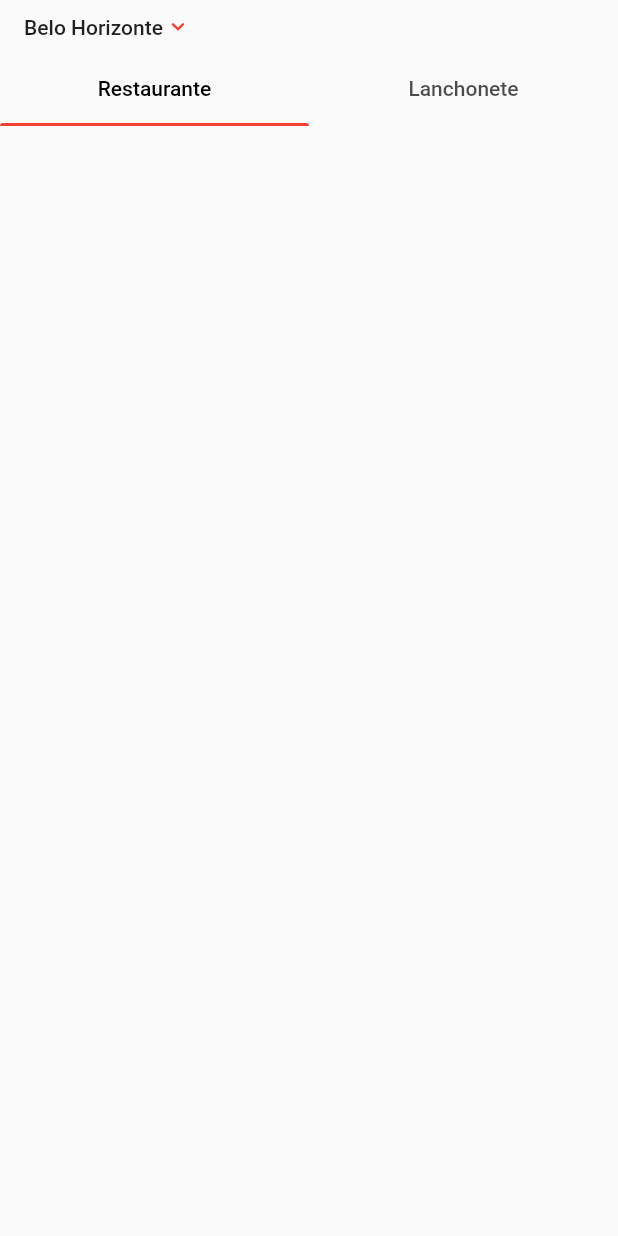
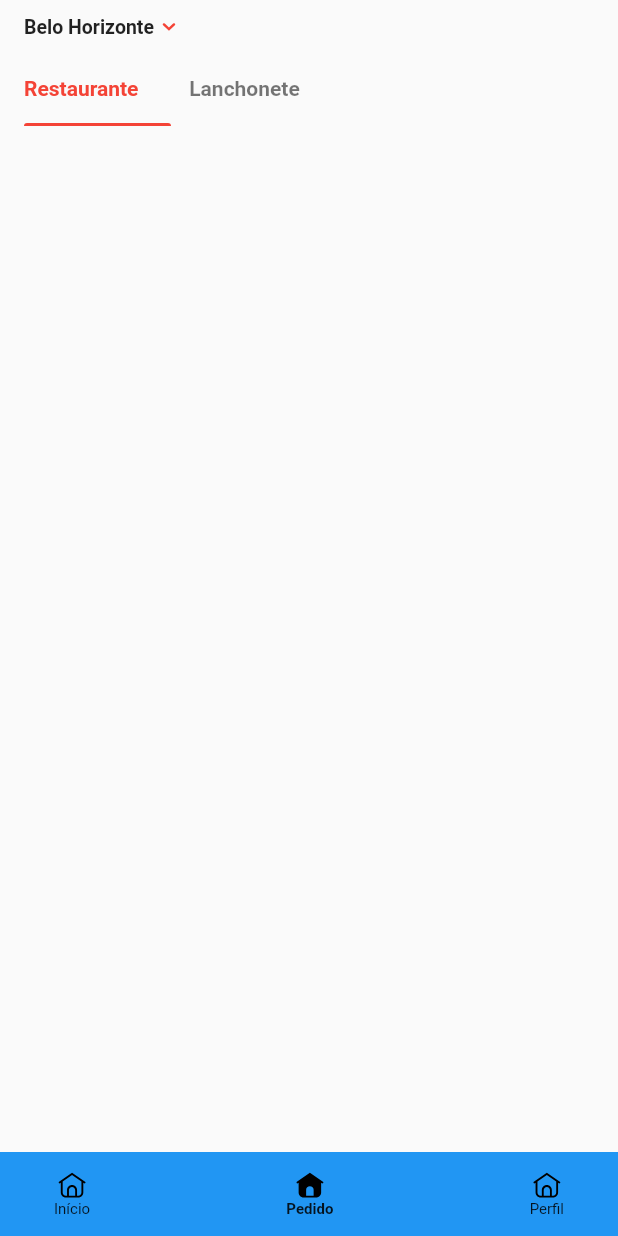
Before and after one commit to tuliotorres7/clone-Ifood, a Flutter app: the screen it shows after launch, on a phone screen of 412 x 824 dp. Run offline on Flutter 3.47's test engine with Material 2 defaults, Android fonts, the light colour scheme and no system bars; our stand-ins replace flutter_svg, tab_indicator_styler; Roboto replaces fonts that are missing (Nunito-Sans).

Commit message:
chore: munu inferior sem erro mas nao funcionando

```diff
--- a/lib/core/theme/app_cores.dart
+++ b/lib/core/theme/app_cores.dart
@@ -1,5 +1,8 @@
 import 'package:flutter/material.dart';
 
-class AppColors {
+class AppCores {
   static const MaterialColor corPrimaria = Colors.red;
+  static const Color black = Colors.black;
+  static const Color black54 = Colors.black54;
+  static const Color white = Colors.white;
 }
--- a/lib/core/theme/app_icons.dart
+++ b/lib/core/theme/app_icons.dart
@@ -7,7 +7,9 @@ import 'package:flutter_svg/svg.dart';
 const String pathIcons = 'assets/icons/';
 
 class AppIcons {
-  static const arrowDown = '${pathIcons}arrow_down.svg';
+  static const arrowDown = '${pathIcons}ordenacao/arrow_down.svg';
+  static const homeActive = '${pathIcons}botoes/home_active.svg';
+  static const home = '${pathIcons}botoes/home.svg';
 }
 
 class AppIcon extends StatelessWidget {
@@ -23,7 +25,7 @@ class AppIcon extends StatelessWidget {
       icon,
       height: this.size.height,
       width: this.size.width,
-      color: AppColors.corPrimaria,
+      color: this.color,
     );
   }
 }
--- a/lib/core/theme/app_tema.dart
+++ b/lib/core/theme/app_tema.dart
@@ -5,6 +5,6 @@ import 'app_cores.dart';
 class AppTheme {
   static ThemeData get tema => ThemeData(
       fontFamily: 'Nunito-Sans',
-      primarySwatch: AppColors.corPrimaria,
+      primarySwatch: AppCores.corPrimaria,
       textTheme: TextTheme());
 }
--- /dev/null
+++ b/lib/core/theme/app_tipografia.dart
@@ -0,0 +1,30 @@
+import 'package:flutter/material.dart';
+
+import 'app_cores.dart';
+
+class AppTipografia {
+  static TextStyle? bodyText(BuildContext context) {
+    return Theme.of(context).textTheme.bodyText1;
+  }
+
+  static TextStyle? bodyTextBold(BuildContext context) {
+    return Theme.of(context)
+        .textTheme
+        .bodyText1
+        ?.copyWith(fontWeight: FontWeight.w500);
+  }
+
+  static TextStyle? tabBarStyle(BuildContext context) {
+    return Theme.of(context)
+        .textTheme
+        .bodyText1
+        ?.copyWith(color: AppCores.corPrimaria, fontWeight: FontWeight.w700);
+  }
+
+  static TextStyle? localTextStyle(BuildContext context) {
+    return Theme.of(context)
+        .textTheme
+        .bodyText1
+        ?.copyWith(fontWeight: FontWeight.w700, fontSize: 13);
+  }
+}
--- a/lib/core/theme/app_typografia.dart
+++ /dev/null
@@ -1,14 +0,0 @@
-import 'package:flutter/material.dart';
-
-class AppTipografia {
-  static TextStyle? bodyText(BuildContext context) {
-    return Theme.of(context).textTheme.bodyText1;
-  }
-
-  static TextStyle? bodyTextBold(BuildContext context) {
-    return Theme.of(context)
-        .textTheme
-        .bodyText1
-        ?.copyWith(fontWeight: FontWeight.w500);
-  }
-}
--- /dev/null
+++ b/lib/views/content/componentes/botao_navigate_component.dart
@@ -0,0 +1,84 @@
+import 'package:digi_ofertas/core/theme/app_cores.dart';
+import 'package:digi_ofertas/core/theme/app_icons.dart';
+import 'package:flutter/material.dart';
+
+class BotaoNavegacaoComponent extends StatelessWidget {
+  final List<BotaoNavegacaoItemComponent> items;
+  final int indexAtual;
+  final Function(int) onTap;
+
+  const BotaoNavegacaoComponent(
+      {Key? key, required this.items, this.indexAtual = 0, required this.onTap})
+      : super(key: key);
+  @override
+  Widget build(BuildContext context) {
+    return Container(
+        decoration: BoxDecoration(color: Colors.blue),
+        child: Column(
+          children: [
+            Padding(
+              padding: const EdgeInsets.symmetric(horizontal: 24),
+              child: Row(
+                mainAxisAlignment: MainAxisAlignment.spaceBetween,
+                children: items
+                    .map((e) => e.copyWith(
+                          isAtivo: items.indexOf(e) == indexAtual,
+                          onTap: () => onTap(items.indexOf(e)),
+                        ))
+                    .toList(),
+              ),
+            ),
+            SizedBox(height: MediaQuery.of(context).padding.bottom)
+          ],
+        ));
+  }
+}
+
+class BotaoNavegacaoItemComponent extends StatelessWidget {
+  final String label;
+  final String iconeAtivo;
+  final String icone;
+  final bool isAtivo;
+  final Function()? onTap;
+
+  BotaoNavegacaoItemComponent copyWith(
+      {String? label,
+      String? iconeAtivo,
+      String? icone,
+      bool? isAtivo,
+      Function? onTap}) {
+    return BotaoNavegacaoItemComponent(
+      label: label ?? this.label,
+      iconeAtivo: iconeAtivo ?? this.iconeAtivo,
+      icone: icone ?? this.icone,
+      isAtivo: isAtivo ?? this.isAtivo,
+      onTap: this.onTap,
+    );
+  }
+
+  const BotaoNavegacaoItemComponent(
+      {Key? key,
+      required this.label,
+      required this.iconeAtivo,
+      required this.icone,
+      this.isAtivo = false,
+      this.onTap})
+      : super(key: key);
+
+  @override
+  Widget build(BuildContext context) {
+    return GestureDetector(
+        onTap: onTap,
+        child: Padding(
+          padding: const EdgeInsets.all(12),
+          child: Column(children: [
+            AppIcon(isAtivo ? iconeAtivo : icone,
+                color: Colors.black, size: Size(20, 20)),
+            Text(label,
+                style: TextStyle(
+                    fontSize: 10,
+                    fontWeight: isAtivo ? FontWeight.bold : FontWeight.normal))
+          ]),
+        ));
+  }
+}
--- a/lib/views/content/componentes/cabecalho_local_component.dart
+++ b/lib/views/content/componentes/cabecalho_local_component.dart
@@ -2,7 +2,7 @@ import 'package:flutter/material.dart';
 
 import '../../../core/theme/app_cores.dart';
 import '../../../core/theme/app_icons.dart';
-import '../../../core/theme/app_typografia.dart';
+import '../../../core/theme/app_tipografia.dart';
 
 class CabecalhoLocalComponent extends StatelessWidget {
   final String localizacao;
@@ -25,11 +25,11 @@ class CabecalhoLocalComponent extends StatelessWidget {
                 child: Row(
                   children: [
                     Text(localizacao,
-                        style: AppTipografia.bodyTextBold(context)),
+                        style: AppTipografia.localTextStyle(context)),
                     AppIcon(
                       AppIcons.arrowDown,
                       size: Size(20, 20),
-                      color: AppColors.corPrimaria,
+                      color: AppCores.corPrimaria,
                     ),
                   ],
                 ),
--- /dev/null
+++ b/lib/views/content/componentes/conteudo_tab_bar_component.dart
@@ -0,0 +1,43 @@
+import 'package:flutter/material.dart';
+import 'package:tab_indicator_styler/tab_indicator_styler.dart';
+
+import '../../../core/theme/app_cores.dart';
+import '../../../core/theme/app_tipografia.dart';
+
+class ConteudoTabBarComponent extends StatelessWidget {
+  final TabController controller;
+  final Function(int) onTap;
+
+  const ConteudoTabBarComponent(
+      {Key? key, required this.controller, required this.onTap})
+      : super(key: key);
+
+  @override
+  Widget build(BuildContext context) {
+    return Padding(
+      padding: const EdgeInsets.only(left: 16, right: 200),
+      child: TabBar(
+          labelPadding: EdgeInsets.zero,
+          onTap: onTap,
+          indicatorPadding: EdgeInsets.zero,
+          labelColor: AppCores.corPrimaria,
+          unselectedLabelColor: AppCores.black54,
+          labelStyle: AppTipografia.tabBarStyle(context),
+          indicator: MaterialIndicator(
+              color: AppCores.corPrimaria,
+              height: 2,
+              topLeftRadius: 5,
+              topRightRadius: 5),
+          controller: controller,
+          tabs: [
+            Tab(
+              child: Align(
+                  alignment: Alignment.centerLeft, child: Text('Restaurante')),
+            ),
+            Tab(
+              child: Text('Lanchonete'),
+            )
+          ]),
+    );
+  }
+}
--- a/lib/views/content/content_page.dart
+++ b/lib/views/content/content_page.dart
@@ -1,5 +1,8 @@
 import 'package:digi_ofertas/core/theme/app_cores.dart';
-import 'package:digi_ofertas/core/theme/app_typografia.dart';
+import 'package:digi_ofertas/core/theme/app_icons.dart';
+import 'package:digi_ofertas/core/theme/app_tipografia.dart';
+import 'package:digi_ofertas/views/content/componentes/botao_navigate_component.dart';
+import 'package:digi_ofertas/views/content/componentes/conteudo_tab_bar_component.dart';
 import 'package:flutter/material.dart';
 import 'package:tab_indicator_styler/tab_indicator_styler.dart';
 
@@ -19,30 +22,45 @@ class _ContentPageState extends State<ContentPage>
     super.initState();
   }
 
+  int _indexAtual = 1;
+
   @override
   Widget build(BuildContext context) {
     return Scaffold(
       body: Column(
         children: [
-          CabecalhoLocalComponent(
-            localizacao: "Belo Horizonte",
+          Expanded(
+            child: Column(
+              children: [
+                CabecalhoLocalComponent(
+                  localizacao: "Belo Horizonte",
+                ),
+                ConteudoTabBarComponent(
+                    controller: tabController, onTap: (index) {})
+              ],
+            ),
           ),
-          TabBar(
-              labelColor: Colors.black,
-              labelStyle: AppTipografia.bodyText(context)
-                  ?.copyWith(color: Colors.black),
-              indicator: MaterialIndicator(
-                  color: AppColors.corPrimaria,
-                  height: 2,
-                  topLeftRadius: 5,
-                  topRightRadius: 5),
-              controller: tabController,
-              tabs: [
-                Tab(
-                  text: 'Restaurante',
-                ),
-                Tab(text: 'Lanchonete'),
-              ])
+          BotaoNavegacaoComponent(
+              onTap: (index) {
+                setState(() {
+                  _indexAtual = index;
+                });
+              },
+              indexAtual: _indexAtual,
+              items: [
+                BotaoNavegacaoItemComponent(
+                    label: 'Início',
+                    iconeAtivo: AppIcons.homeActive,
+                    icone: AppIcons.home),
+                BotaoNavegacaoItemComponent(
+                    label: 'Pedido',
+                    iconeAtivo: AppIcons.homeActive,
+                    icone: AppIcons.home),
+                BotaoNavegacaoItemComponent(
+                    label: 'Perfil',
+                    iconeAtivo: AppIcons.homeActive,
+                    icone: AppIcons.home),
+              ]),
         ],
       ),
     );
--- a/pubspec.yaml
+++ b/pubspec.yaml
@@ -49,7 +49,7 @@ dev_dependencies:
 flutter:
   assets:
     - "assets/icons/"
-    - "assets/icons/buttons/"
+    - "assets/icons/botoes/"
     - "assets/icons/ordenacao/"
     - "assets/images/"
     # - "assets/images/categorias"
```
Also changed, not shown: assets/icons/botoes/home.svg (added), assets/icons/botoes/home_active.svg (added), assets/icons/ordenacao/arrow_down.svg (renamed from assets/icons/arrow_down.svg), assets/icons/ordenacao/arrow_left.svg (renamed from assets/icons/arrow_left.svg), assets/icons/ordenacao/arrow_right.svg (renamed from assets/icons/arrow_right.svg).
